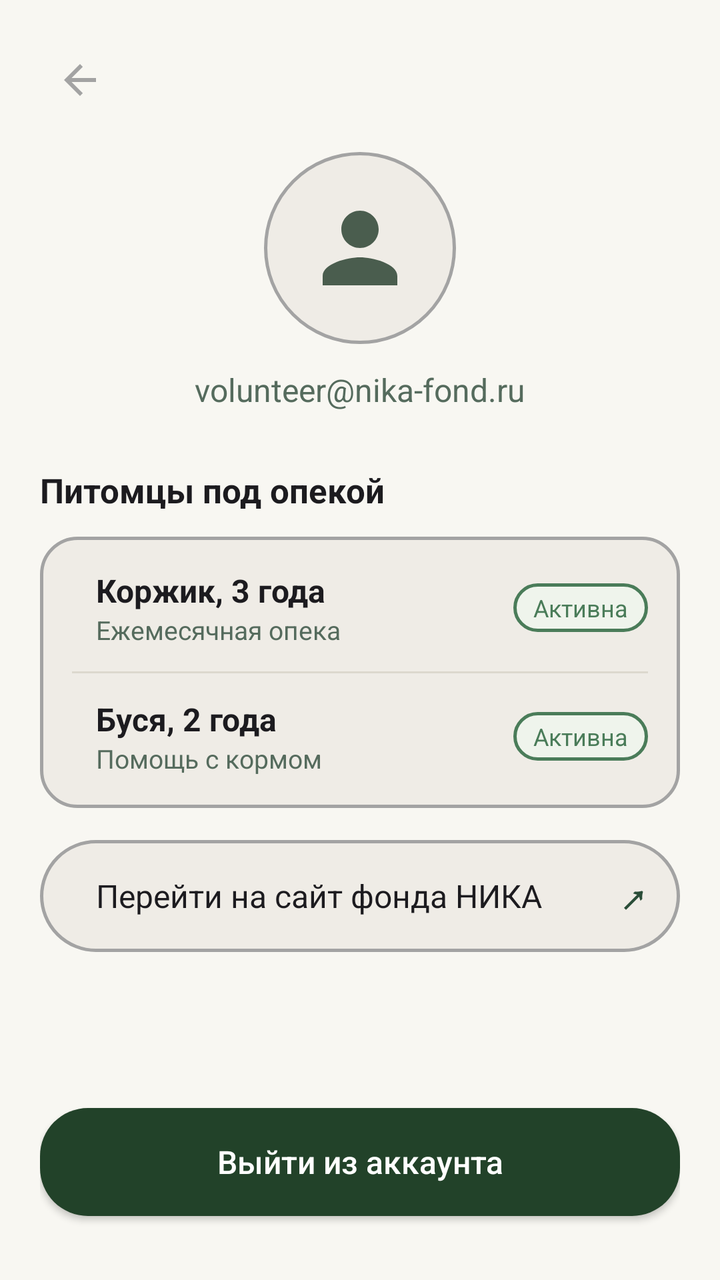
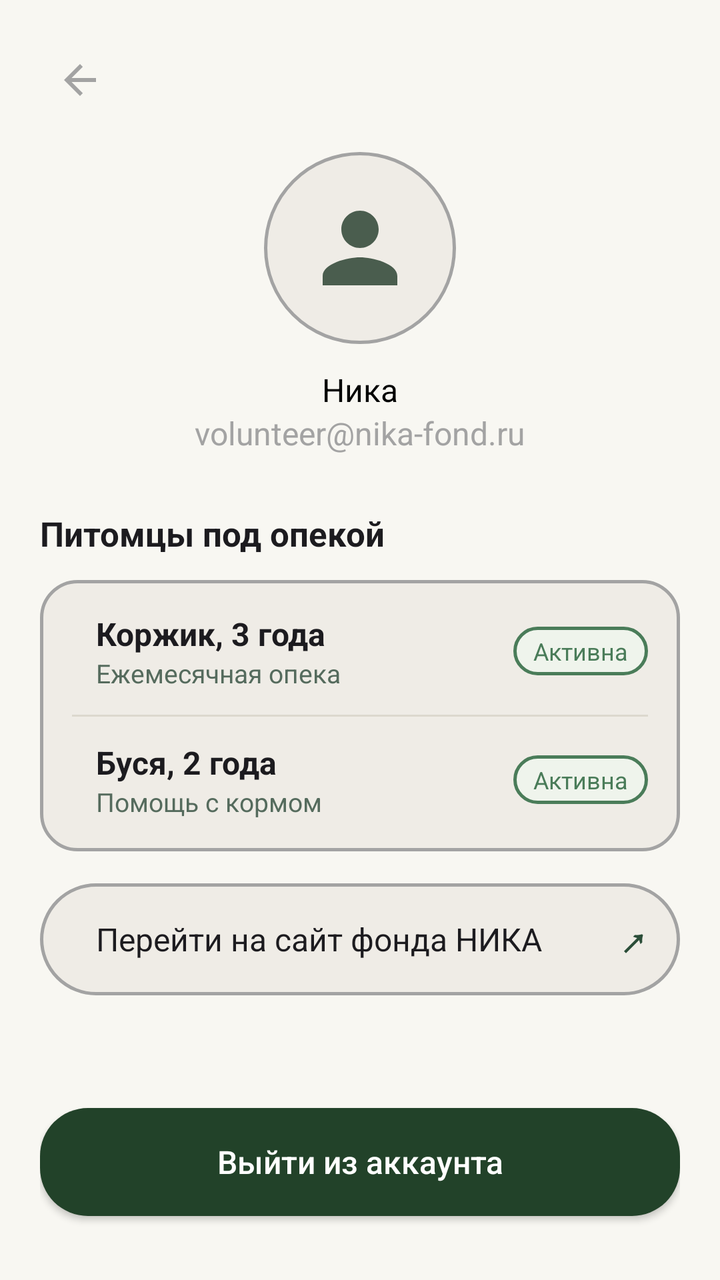

An Android layout rendered at two revisions. The XML below is the earlier revision; the diff shows what the commit changed to produce the second picture.
<!-- AndroidManifest.xml: application theme Theme.FondNIKA -->
<!-- res/layout/profile.xml -->
<?xml version="1.0" encoding="utf-8"?>
<RelativeLayout xmlns:android="http://schemas.android.com/apk/res/android"
    xmlns:app="http://schemas.android.com/apk/res-auto"
    android:layout_width="match_parent"
    android:layout_height="match_parent"
    android:background="#F8F7F2"
    android:padding="20dp">

    
    <androidx.appcompat.widget.AppCompatButton
        android:id="@+id/btnLogout"
        android:layout_width="match_parent"
        android:layout_height="54dp"
        android:layout_alignParentBottom="true"
        android:layout_marginBottom="12dp"
        android:background="@drawable/bg_circle_green"
        android:text="Выйти из аккаунта"
        android:textAllCaps="false"
        android:textColor="@color/white"
        android:textSize="16sp" />

    
    <LinearLayout
        android:layout_width="match_parent"
        android:layout_height="match_parent"
        android:layout_above="@id/btnLogout"
        android:orientation="vertical">

        
        <ImageButton
            android:id="@+id/btnBack"
            android:layout_width="40dp"
            android:layout_height="40dp"
            android:background="?attr/selectableItemBackgroundBorderless"
            android:contentDescription="Назад"
            android:src="?attr/homeAsUpIndicator"
            app:tint="@color/light_text" />

        
        <ImageView
            android:id="@+id/ivAvatar"
            android:layout_width="96dp"
            android:layout_height="96dp"
            android:layout_gravity="center_horizontal"
            android:layout_marginTop="16dp"
            android:background="@drawable/bg_profile_card"
            android:padding="20dp"
            android:src="@drawable/ic_person"
            app:tint="#4A5D4E" />

        
        <TextView
            android:id="@+id/tvUserEmail"
            android:layout_width="wrap_content"
            android:layout_height="wrap_content"
            android:layout_gravity="center_horizontal"
            android:layout_marginTop="12dp"
            android:text="volunteer@nika-fond.ru"
            android:textColor="#556B5D"
            android:textSize="16sp" />

        
        <TextView
            android:id="@+id/tvPetsTitle"
            android:layout_width="wrap_content"
            android:layout_height="wrap_content"
            android:layout_marginTop="28dp"
            android:text="Питомцы под опекой"
            android:textColor="#1C1B1F"
            android:textSize="17sp"
            android:textStyle="bold" />

        
        <LinearLayout
            android:id="@+id/cardSupportedPets"
            android:layout_width="match_parent"
            android:layout_height="wrap_content"
            android:layout_marginTop="12dp"
            android:background="@drawable/bg_log_input"
            android:orientation="vertical"
            android:padding="16dp">

            
            <LinearLayout
                android:layout_width="match_parent"
                android:layout_height="wrap_content"
                android:gravity="center_vertical"
                android:orientation="horizontal">

                <LinearLayout
                    android:layout_width="0dp"
                    android:layout_height="wrap_content"
                    android:layout_marginStart="12dp"
                    android:layout_weight="1"
                    android:orientation="vertical">

                    <TextView
                        android:layout_width="wrap_content"
                        android:layout_height="wrap_content"
                        android:text="Коржик, 3 года"
                        android:textColor="#1C1B1F"
                        android:textSize="16sp"
                        android:textStyle="bold" />

                    <TextView
                        android:layout_width="wrap_content"
                        android:layout_height="wrap_content"
                        android:text="Ежемесячная опека"
                        android:textColor="#556B5D"
                        android:textSize="13sp" />
                </LinearLayout>

                <TextView
                    android:layout_width="wrap_content"
                    android:layout_height="wrap_content"
                    android:background="@drawable/bg_chat_input"
                    android:paddingHorizontal="10dp"
                    android:paddingVertical="4dp"
                    android:text="Активна"
                    android:textColor="@color/status_green"
                    android:textSize="12sp" />
            </LinearLayout>

            
            <View
                android:layout_width="match_parent"
                android:layout_height="1dp"
                android:layout_marginVertical="12dp"
                android:background="#DCD8CE" />

            
            <LinearLayout
                android:layout_width="match_parent"
                android:layout_height="wrap_content"
                android:gravity="center_vertical"
                android:orientation="horizontal">

                <LinearLayout
                    android:layout_width="0dp"
                    android:layout_height="wrap_content"
                    android:layout_marginStart="12dp"
                    android:layout_weight="1"
                    android:orientation="vertical">

                    <TextView
                        android:layout_width="wrap_content"
                        android:layout_height="wrap_content"
                        android:text="Буся, 2 года"
                        android:textColor="#1C1B1F"
                        android:textSize="16sp"
                        android:textStyle="bold" />

                    <TextView
                        android:layout_width="wrap_content"
                        android:layout_height="wrap_content"
                        android:text="Помощь с кормом"
                        android:textColor="#556B5D"
                        android:textSize="13sp" />
                </LinearLayout>

                <TextView
                    android:layout_width="wrap_content"
                    android:layout_height="wrap_content"
                    android:background="@drawable/bg_chat_input"
                    android:paddingHorizontal="10dp"
                    android:paddingVertical="4dp"
                    android:text="Активна"
                    android:textColor="@color/status_green"
                    android:textSize="12sp" />
            </LinearLayout>

        </LinearLayout>

        
        <LinearLayout
            android:id="@+id/btnOpenWebsite"
            android:layout_width="match_parent"
            android:layout_height="56dp"
            android:layout_marginTop="16dp"
            android:background="@drawable/bg_profile_card"
            android:clickable="true"
            android:focusable="true"
            android:gravity="center_vertical"
            android:orientation="horizontal"
            android:paddingHorizontal="16dp">


            <TextView
                android:layout_width="0dp"
                android:layout_height="wrap_content"
                android:layout_marginStart="12dp"
                android:layout_weight="1"
                android:text="Перейти на сайт фонда НИКА"
                android:textColor="#1C1B1F"
                android:textSize="16sp" />

            <TextView
                android:layout_width="wrap_content"
                android:layout_height="wrap_content"
                android:text="↗"
                android:textColor="#2A4D38"
                android:textSize="20sp"
                android:textStyle="bold" />
        </LinearLayout>

    </LinearLayout>

</RelativeLayout>
<!-- resources referenced by this layout -->
<resources>
  <color name="light_text">#A3A3A3</color>
  <color name="status_green">#4A7C59</color>
  <color name="white">#FFFFFFFF</color>
  <!-- drawable bg_chat_input (drawable) -->
  <?xml version="1.0" encoding="utf-8"?>
  <shape xmlns:android="http://schemas.android.com/apk/res/android"
      android:shape="rectangle">
  
      <solid android:color="@color/light_green" />
  
      <stroke
          android:width="1.5dp"
          android:color="@color/status_green" />
  
      <corners
          android:topLeftRadius="18dp"
          android:topRightRadius="18dp"
          android:bottomLeftRadius="18dp"
          android:bottomRightRadius="18dp" />
  </shape>
  <!-- drawable bg_circle_green (drawable) -->
  <?xml version="1.0" encoding="utf-8"?>
  <shape xmlns:android="http://schemas.android.com/apk/res/android"
      android:shape="rectangle">
  
      <solid android:color="@color/accent_green" />
  
      
      <corners
          android:topLeftRadius="24dp"
          android:topRightRadius="24dp"
          android:bottomLeftRadius="24dp"
          android:bottomRightRadius="24dp" />
  </shape>
  <!-- drawable bg_log_input (drawable) -->
  <?xml version="1.0" encoding="utf-8"?>
  <shape xmlns:android="http://schemas.android.com/apk/res/android"
      android:shape="rectangle">
  
      <solid android:color="@color/panels" />
  
      <stroke
          android:width="1.5dp"
          android:color="@color/light_text" />
  
      <corners
          android:topLeftRadius="18dp"
          android:topRightRadius="18dp"
          android:bottomLeftRadius="18dp"
          android:bottomRightRadius="18dp" />
  </shape>
  <!-- drawable bg_profile_card (drawable) -->
  <?xml version="1.0" encoding="utf-8"?>
  <shape xmlns:android="http://schemas.android.com/apk/res/android"
      android:shape="rectangle">
      <solid android:color="#EFECE6" />
      <stroke
          android:width="1.5dp"
          android:color="@color/light_text" />
  
      <corners android:radius="300dp" />
  </shape>
  <!-- drawable ic_person (drawable) -->
  <vector xmlns:android="http://schemas.android.com/apk/res/android"
      android:width="24dp"
      android:height="24dp"
      android:viewportWidth="24"
      android:viewportHeight="24">
      <path
          android:fillColor="#4A5D4E"
          android:pathData="M12,12c2.21,0 4,-1.79 4,-4s-1.79,-4 -4,-4 -4,1.79 -4,4 1.79,4 4,4zM12,14c-2.67,0 -8,1.34 -8,4v2h16v-2c0,-2.66 -5.33,-4 -8,-4z" />
  </vector>
  <style name="Theme.FondNIKA" parent="Base.Theme.FondNIKA" />
  <color name="light_green">#EFF4EC</color>
  <color name="accent_green">#224229</color>
  <color name="panels">#EFECE6</color>
  <style name="Base.Theme.FondNIKA" parent="Theme.Material3.DayNight.NoActionBar">
          
          
      </style>
</resources>

<!-- the commit's change to res/layout/profile.xml (unified diff, before → after) -->
@@ -48,15 +48,23 @@
             android:src="@drawable/ic_person"
             app:tint="#4A5D4E" />
 
+        <TextView
+            android:layout_width="wrap_content"
+            android:layout_height="wrap_content"
+            android:layout_gravity="center_horizontal"
+            android:layout_marginTop="12dp"
+            android:text="Ника"
+            android:textColor="@color/black"
+            android:textSize="16sp"/>
+
         
         <TextView
             android:id="@+id/tvUserEmail"
             android:layout_width="wrap_content"
             android:layout_height="wrap_content"
             android:layout_gravity="center_horizontal"
-            android:layout_marginTop="12dp"
             android:text="volunteer@nika-fond.ru"
-            android:textColor="#556B5D"
+            android:textColor="@color/light_text"
             android:textSize="16sp" />
 
         
<!-- resource entries referenced after the edit -->
@@ -1,5 +1,6 @@
 <!-- resources referenced by this layout -->
 <resources>
+  <color name="black">#FF000000</color>
   <color name="light_text">#A3A3A3</color>
   <color name="status_green">#4A7C59</color>
   <color name="white">#FFFFFFFF</color>
